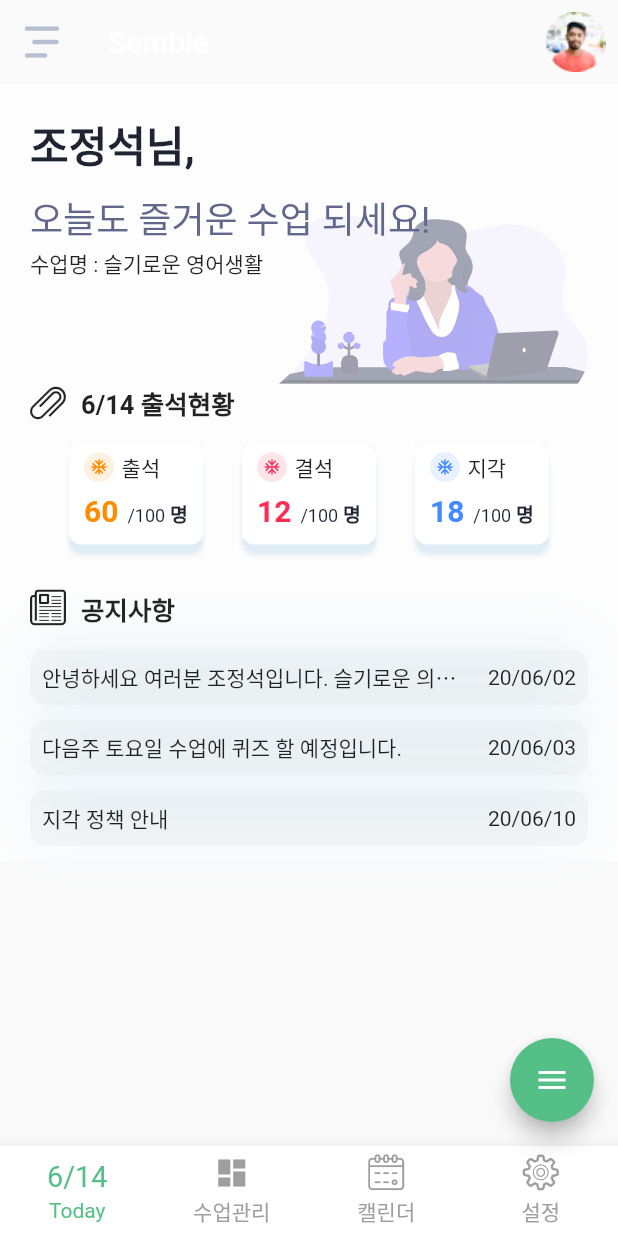
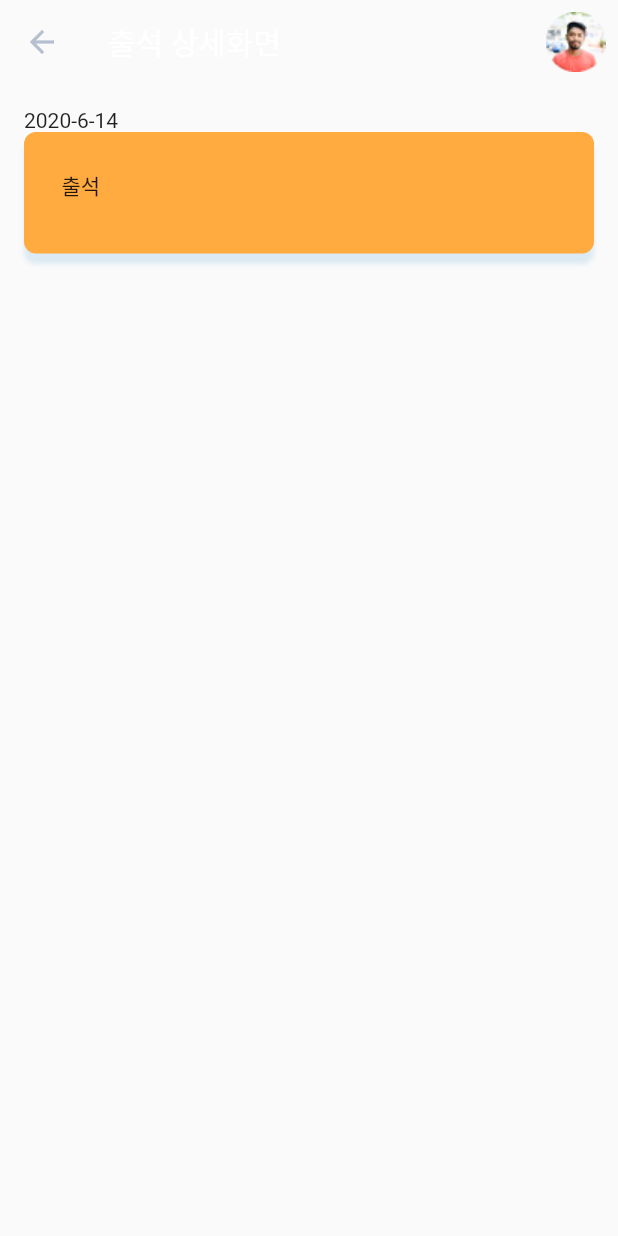
Before and after one commit to zipnyom/semble, a Flutter app: the screen it shows once a user with an empty profile is signed in, after a tap on "출석", on a phone screen of 412 x 824 dp. Run offline on Flutter 3.47's test engine with Material 2 defaults, Android fonts, the phone set to English and light mode, and no system bars; drawn by our look-alikes of flutter_speed_dial; our stand-ins replace cloud_firestore, firebase_auth, fl_chart, flutter_svg, shared_preferences, table_calendar; missing offline and left inert: flutter_beacon, nfc_in_flutter; accounts and stored records are empty; generated files the repository leaves out were written again.

Commit message:
이 브랜치는 카카오톡의 UI를 밴치마크. 상단 앱바와 드로어 삭제

```diff
--- /dev/null
+++ b/lib/screens/main/home/att_detail.dart
@@ -0,0 +1,112 @@
+import 'package:flutter/material.dart';
+import 'package:schuul/widgets/widget.dart';
+
+class AttDetailPage extends StatelessWidget {
+  final String title;
+
+  const AttDetailPage({Key key, this.title}) : super(key: key);
+
+  @override
+  Widget build(BuildContext context) {
+    DateTime now = DateTime.now();
+    String today = "${now.year}-${now.month}-${now.day}";
+
+    return Scaffold(
+      appBar: appBarDetail(context, "출석 상세화면"),
+      body: Padding(
+        padding: const EdgeInsets.all(16.0),
+        child: Column(
+          children: [
+            Row(children: [Text(today)]),
+            Container(
+              padding: EdgeInsets.all(20),
+              decoration: BoxDecoration(
+                  color: Colors.orangeAccent,
+                  borderRadius: BorderRadius.circular(8),
+                  boxShadow: [
+                    BoxShadow(
+                      offset: Offset(0, 7),
+                      blurRadius: 2,
+                      color: Color(0xFF6DAED9).withOpacity(0.21),
+                    ),
+                  ]),
+              child: Column(
+                crossAxisAlignment: CrossAxisAlignment.start,
+                children: <Widget>[
+                  Padding(
+                    padding: const EdgeInsets.symmetric(
+                      vertical: 5,
+                    ),
+                    child: Row(
+                      mainAxisAlignment: MainAxisAlignment.start,
+                      children: <Widget>[
+                        // wrapped within an expanded widget to allow for small density device
+                        // Container(
+                        //   alignment: Alignment.center,
+                        //   height: 20,
+                        //   width: 20,
+                        //   decoration: BoxDecoration(
+                        //     color: iconColor.withOpacity(0.12),
+                        //     shape: BoxShape.circle,
+                        //   ),
+                        //   child: Icon(
+                        //     Icons.ac_unit,
+                        //     color: iconColor,
+                        //     size: 12,
+                        //   ),
+                        // ),
+                        SizedBox(width: 5),
+                        Text(
+                          title,
+                          maxLines: 1,
+                          overflow: TextOverflow.ellipsis,
+                        ),
+                      ],
+                    ),
+                  ),
+                  Padding(
+                    padding: const EdgeInsets.only(bottom: 10),
+                    child: Row(
+                      mainAxisAlignment: MainAxisAlignment.center,
+                      children: <Widget>[
+                        // RichText(
+                        //   text: TextSpan(
+                        //     style: TextStyle(color: kTextColor),
+                        //     children: [
+                        //       TextSpan(
+                        //         text: "$count",
+                        //         style:
+                        //             Theme.of(context).textTheme.headline6.copyWith(
+                        //                   fontWeight: FontWeight.bold,
+                        //                   color: iconColor,
+                        //                 ),
+                        //       ),
+                        //       TextSpan(
+                        //         text: "  /$total",
+                        //         style: TextStyle(
+                        //           fontSize: 12,
+                        //           height: 2,
+                        //         ),
+                        //       ),
+                        //       TextSpan(
+                        //         text: " 명",
+                        //         style: TextStyle(
+                        //             fontSize: 13,
+                        //             height: 2,
+                        //             fontWeight: FontWeight.bold),
+                        //       ),
+                        //     ],
+                        //   ),
+                        // ),
+                      ],
+                    ),
+                  )
+                ],
+              ),
+            ),
+          ],
+        ),
+      ),
+    );
+  }
+}
--- a/lib/screens/main/home/home_page.dart
+++ b/lib/screens/main/home/home_page.dart
@@ -3,6 +3,7 @@ import 'package:flutter/material.dart';
 import 'package:flutter_svg/svg.dart';
 import 'package:schuul/constants.dart';
 import 'package:schuul/presentation/custom_icon_icons.dart';
+import 'package:schuul/screens/main/home/att_detail.dart';
 import 'package:schuul/screens/main/home/model/class_model.dart';
 import 'package:schuul/screens/main/home/provider/class_notifier.dart';
 import 'package:schuul/screens/main/widgets/info_card.dart';
@@ -75,7 +76,7 @@ class _HomePageState extends State<HomePage> {
                     ),
                     SubTitle(icon: CustomIcon.attach, title: "$today 출석현황"),
                     NarrowGap(),
-                    CheckStatus(),
+                    AttendanceStatus(),
                     SizedBox(
                       height: 30,
                     ),
@@ -106,8 +107,7 @@ class NoticeList extends StatelessWidget {
           title: "안녕하세요 여러분 조정석입니다. 슬기로운 의사생활 때려치고 강의를 시작했어요",
           date: "20/06/02",
         ),
-        InfoListItem(
-            title: "다음주 토요일 수업에 퀴즈 할 예정입니다.", date: "20/06/03"),
+        InfoListItem(title: "다음주 토요일 수업에 퀴즈 할 예정입니다.", date: "20/06/03"),
         InfoListItem(
           title: "지각 정책 안내",
           date: "20/06/10",
@@ -200,13 +200,15 @@ class NarrowGap extends StatelessWidget {
   }
 }
 
-class CheckStatus extends StatelessWidget {
-  const CheckStatus({
+class AttendanceStatus extends StatelessWidget {
+  const AttendanceStatus({
     Key key,
   }) : super(key: key);
 
   @override
   Widget build(BuildContext context) {
+
+
     return Row(
       mainAxisAlignment: MainAxisAlignment.spaceEvenly,
       children: <Widget>[
@@ -215,21 +217,19 @@ class CheckStatus extends StatelessWidget {
           iconColor: Color(0xFFFF8C00),
           count: 60,
           total: 100,
-          press: () {},
+
         ),
         InfoCard(
           title: "결석",
           iconColor: Color(0xFFFF2D55),
           count: 12,
           total: 100,
-          press: () {},
         ),
         InfoCard(
           title: "지각",
           iconColor: Colors.blueAccent,
           count: 18,
           total: 100,
-          press: () {},
         ),
       ],
     );
--- a/lib/screens/main/main_route.dart
+++ b/lib/screens/main/main_route.dart
@@ -1,18 +1,13 @@
-import 'package:firebase_auth/firebase_auth.dart';
-import 'package:flutter/foundation.dart';
 import 'package:flutter/material.dart';
-import 'package:flutter_speed_dial/flutter_speed_dial.dart';
 import 'package:schuul/constants.dart';
 import 'package:schuul/presentation/custom_icon_icons.dart';
 import 'package:schuul/screens/main/dashboard_page.dart';
 import 'package:schuul/screens/main/home/home_page.dart';
 import 'package:schuul/screens/main/calendar_page.dart';
+import 'package:schuul/screens/main/widgets/spped_dial.dart';
 import 'package:schuul/widgets/widget.dart';
-
 import 'account_page.dart';
 import 'bottom_nav/fab_bottom_app_bar.dart';
-import 'bottom_nav/fab_with_icons.dart';
-import 'bottom_nav/layout.dart';
 
 class MainRoute extends StatefulWidget {
   MainRoute({this.email});
@@ -23,26 +18,11 @@ class MainRoute extends StatefulWidget {
 
 class _MainRouteState extends State<MainRoute> {
   static int _selectedIndex = 0;
-  String _lastSelected = 'TAB: 0';
-
   void _selectedTab(int index) {
     setState(() {
       _selectedIndex = index;
     });
   }
-
-  void _selectedFab(int index) {
-    setState(() {
-      _lastSelected = 'FAB: $index';
-    });
-  }
-
-  void _onBottomItemTapped(int index) {
-    setState(() {
-      _selectedIndex = index;
-    });
-  }
-
   @override
   Widget build(BuildContext context) {
     final List<Widget> _children = [
@@ -51,37 +31,9 @@ class _MainRouteState extends State<MainRoute> {
       CalendarPage(),
       AccountPage(),
     ];
-    final String dummyTitle = '______';
-
-    // var bottomNavigationBar2 = BottomNavigationBar(
-    //   type: BottomNavigationBarType.fixed,
-    //   items: [
-    //     BottomNavigationBarItem(
-    //       icon: Icon(Icons.home),
-    //       title: Text(dummyTitle),
-    //     ),
-    //     BottomNavigationBarItem(
-    //       icon: Icon(Icons.today),
-    //       title: Text(dummyTitle),
-    //     ),
-    //     BottomNavigationBarItem(
-    //       icon: Icon(Icons.insert_chart),
-    //       title: Text(dummyTitle),
-    //     ),
-    //   ],
-    //   currentIndex: _selectedIndex,
-    //   selectedItemColor: Theme.of(context).accentColor,
-    //   onTap: _onBottomItemTapped,
-    // );
-  final GlobalKey<ScaffoldState> _scaffoldKey = GlobalKey<ScaffoldState>();
-
-
+    final GlobalKey<ScaffoldState> _scaffoldKey = GlobalKey<ScaffoldState>();
     return Scaffold(
-      key: _scaffoldKey,
-        appBar: appBarMain(context, _scaffoldKey),
-               drawer: myDrawer(context),
-        // bottomNavigationBar: BottomNavBar(selectedIndex: _selectedIndex),
-        // bottomNavigationBar: bottomNavigationBar2,
+        key: _scaffoldKey,
         bottomNavigationBar: FABBottomAppBar(
           // centerItemText: 'A',c
           color: Colors.grey,
@@ -96,84 +48,10 @@ class _MainRouteState extends State<MainRoute> {
           ],
         ),
         // floatingActionButtonLocation: FloatingActionButtonLocation.miniCenterDocked,
-        floatingActionButton: SpeedDial(
-          backgroundColor: kPrimaryColor,
-          animatedIcon: AnimatedIcons.menu_close,
-          onOpen: () {
-            // FirebaseAuth.instance.signOut();
-          },
-          onClose: () {},
-          curve: Curves.elasticIn,
-          children: [
-            SpeedDialChild(
-              child: Icon(Icons.notification_important, color: Colors.white),
-              backgroundColor: Colors.deepOrange,
-              onTap: () => print('FIRST CHILD'),
-              label: '설문조사 (클리커)',
-              labelStyle: TextStyle(fontWeight: FontWeight.w500),
-              labelBackgroundColor: Colors.deepOrangeAccent,
-            ),
-            SpeedDialChild(
-              child: Icon(Icons.question_answer, color: Colors.white),
-              backgroundColor: Colors.green,
-              onTap: () => print('SECOND CHILD'),
-              label: 'Quiz',
-              labelStyle: TextStyle(fontWeight: FontWeight.w500),
-              labelBackgroundColor: Colors.green,
-            ),
-            SpeedDialChild(
-              child: Icon(Icons.bluetooth, color: Colors.white),
-              backgroundColor: Colors.blue,
-              onTap: () => print('THIRD CHILD'),
-              labelWidget: Container(
-                color: Colors.blue,
-                margin: EdgeInsets.only(right: 10),
-                padding: EdgeInsets.all(6),
-                child: Text('출석모드 시작하기 (블루투스)'),
-              ),
-            ),
-          ],
-        ),
-        // floatingActionButton: _buildFab(context),
-        body: _children[_selectedIndex]);
-  }
-
-  Widget _buildFab(BuildContext context) {
-    final icons = [Icons.sms, Icons.mail, Icons.phone];
-    return AnchoredOverlay(
-      showOverlay: true,
-      overlayBuilder: (context, offset) {
-        return CenterAbout(
-          position: Offset(offset.dx, offset.dy - icons.length * 35.0),
-          child: FabWithIcons(
-            icons: icons,
-            onIconTapped: _selectedFab,
-          ),
-        );
-      },
-      child: FloatingActionButton(
-        onPressed: () {},
-        tooltip: 'Increment',
-        child: Icon(Icons.check),
-        elevation: 2.0,
-      ),
-    );
+        floatingActionButton: MainSpeedDial(),
+        body: Padding(
+          padding : EdgeInsets.only(top :40)
+          ,child :
+          _children[_selectedIndex]));
   }
 }
-
-class CustomBottomNavigationBar extends StatelessWidget {
-  const CustomBottomNavigationBar({Key key}) : super(key: key);
-
-  @override
-  Widget build(BuildContext context) {
-    return Container(
-      height: 75,
-      width: double.infinity,
-      decoration: BoxDecoration(color: Colors.white, boxShadow: [
-        BoxShadow(
-            offset: Offset(0, -7), blurRadius: 33, color: Color(0xFF6DAED9))
-      ]),
-      child: Row(),
-    );
-  }
-}
--- a/lib/screens/main/widgets/info_card.dart
+++ b/lib/screens/main/widgets/info_card.dart
@@ -1,13 +1,12 @@
-
 import 'package:flutter/material.dart';
 import 'package:schuul/constants.dart';
+import 'package:schuul/screens/main/home/att_detail.dart';
 
 class InfoCard extends StatelessWidget {
   final Color iconColor;
   final String title;
   final int count;
   final int total;
-  final Function press;
 
   const InfoCard({
     Key key,
@@ -15,16 +14,24 @@ class InfoCard extends StatelessWidget {
     this.title,
     this.count,
     this.total,
-    this.press,
   }) : super(key: key);
 
   @override
   Widget build(BuildContext context) {
+    void press() {
+      Navigator.push(
+          context,
+          MaterialPageRoute(
+              builder: (context) => AttDetailPage(
+                    title: title,
+                  )));
+    }
+
     return Material(
       child: InkWell(
         onTap: press,
         child: Container(
-          padding: EdgeInsets.symmetric(horizontal:10),
+          padding: EdgeInsets.symmetric(horizontal: 10),
           decoration: BoxDecoration(
               color: Colors.white,
               borderRadius: BorderRadius.circular(8),
@@ -39,7 +46,9 @@ class InfoCard extends StatelessWidget {
             crossAxisAlignment: CrossAxisAlignment.start,
             children: <Widget>[
               Padding(
-                padding: const EdgeInsets.symmetric(vertical: 5,),
+                padding: const EdgeInsets.symmetric(
+                  vertical: 5,
+                ),
                 child: Row(
                   mainAxisAlignment: MainAxisAlignment.start,
                   children: <Widget>[
--- /dev/null
+++ b/lib/screens/main/widgets/spped_dial.dart
@@ -0,0 +1,48 @@
+
+import 'package:flutter/material.dart';
+import 'package:flutter_speed_dial/flutter_speed_dial.dart';
+import 'package:schuul/constants.dart';
+
+class MainSpeedDial extends StatelessWidget {
+  const MainSpeedDial({
+    Key key,
+  }) : super(key: key);
+
+  @override
+  Widget build(BuildContext context) {
+    return SpeedDial(
+      backgroundColor: kPrimaryColor,
+      animatedIcon: AnimatedIcons.menu_close,
+      curve: Curves.elasticIn,
+      children: [
+        SpeedDialChild(
+          child: Icon(Icons.notification_important, color: Colors.white),
+          backgroundColor: Colors.deepOrange,
+          onTap: () => print('FIRST CHILD'),
+          label: '설문조사 (클리커)',
+          labelStyle: TextStyle(fontWeight: FontWeight.w500),
+          labelBackgroundColor: Colors.deepOrangeAccent,
+        ),
+        SpeedDialChild(
+          child: Icon(Icons.question_answer, color: Colors.white),
+          backgroundColor: Colors.green,
+          onTap: () => print('SECOND CHILD'),
+          label: 'Quiz',
+          labelStyle: TextStyle(fontWeight: FontWeight.w500),
+          labelBackgroundColor: Colors.green,
+        ),
+        SpeedDialChild(
+          child: Icon(Icons.bluetooth, color: Colors.white),
+          backgroundColor: Colors.blue,
+          onTap: () => print('THIRD CHILD'),
+          labelWidget: Container(
+            color: Colors.blue,
+            margin: EdgeInsets.only(right: 10),
+            padding: EdgeInsets.all(6),
+            child: Text('출석모드 시작하기 (블루투스)'),
+          ),
+        ),
+      ],
+    );
+  }
+}
--- a/lib/widgets/widget.dart
+++ b/lib/widgets/widget.dart
@@ -3,16 +3,42 @@ import 'package:flutter/material.dart';
 import 'package:flutter_svg/flutter_svg.dart';
 import 'package:schuul/screens/welcome/welcome_screen.dart';
 
-Widget appBarMain(BuildContext context, GlobalKey<ScaffoldState> key) {
+Widget appBarMain(
+    BuildContext context, GlobalKey<ScaffoldState> key, String title) {
   return AppBar(
-      title: Text("Semble"),
+      title: Text(title),
       backgroundColor: Colors.transparent,
       leading: IconButton(
         icon: SvgPicture.asset("assets/icons/menu.svg"),
         onPressed: () {
-          print("leading...");
-          // FirebaseAuth.instance.signOut();
           key.currentState.openDrawer();
+        },
+      ),
+      elevation: 0.0,
+      actions: <Widget>[
+        // action button
+        Material(
+          child: InkWell(
+            child: Image.asset("assets/images/user.png"),
+            onTap: () {},
+          ),
+        ),
+      ]
+//    centerTitle: false,
+      );
+}
+
+Widget appBarDetail(BuildContext context, String title) {
+  return AppBar(
+      title: Text(title),
+      backgroundColor: Colors.transparent,
+      leading: IconButton(
+        icon: Icon(
+          Icons.arrow_back,
+          color: Color(0xFFb5bfd0),
+        ),
+        onPressed: () {
+          Navigator.pop(context);
         },
       ),
       elevation: 0.0,
```
Also changed, not shown: lib/data/pageHolder.dart (added, +19 -0 lines), 1 other file.
